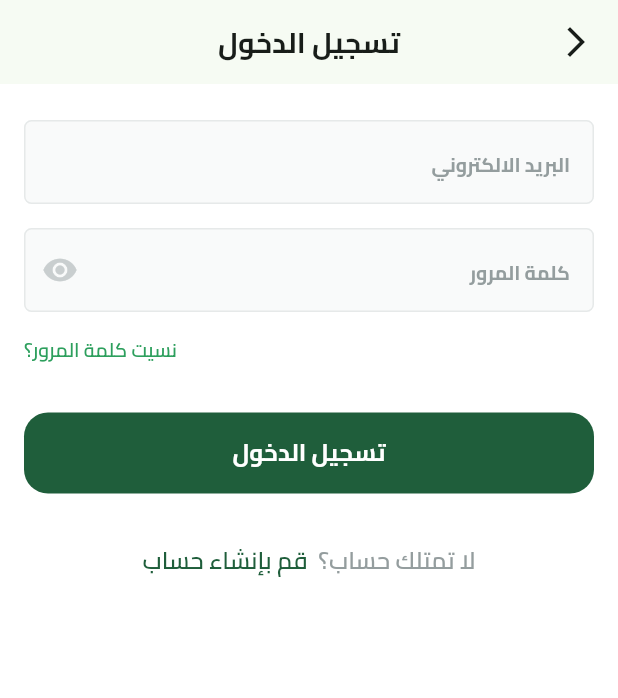
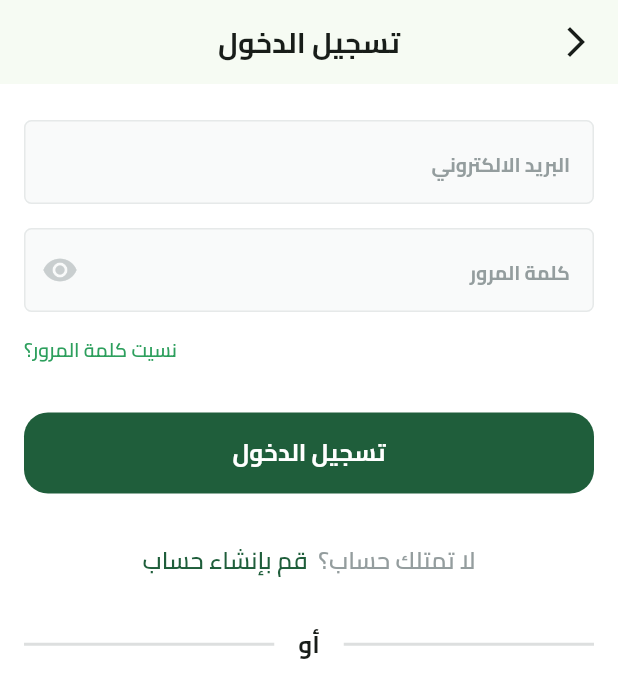
Before and after one commit to beshoyArmia/FruitStoreApp, a Flutter app: the screen it shows after launch, after a tap on "تخط", on a phone screen of 412 x 824 dp. Shown: the top 698 px of the screen. Run offline on Flutter 3.47's test engine with Material 3 defaults, Android fonts, the phone set to English and light mode, and no system bars; our stand-ins replace dots_indicator, shared_preferences; missing offline and left inert: svg_flutter.

Commit message:
Refactor login view body to use custom widgets
Replace inline widgets for "Don't have an account?" and "Or" divider with custom widgets `customDontHaveAccount` and `customOrWidget` respectively. This refactor improves code readability and maintainability by centralizing common UI elements into reusable components.

- Created `Custom_or_divider.dart` for the "Or" divider widget.
- Created `custom_dont_have_account.dart` for the "Don't have an account?" widget.
- Updated `Login_view_body.dart` to use these custom widgets instead of inline implementations.

```diff
--- a/lib/Features/auth/presentation/views/widgets/Login_view_body.dart
+++ b/lib/Features/auth/presentation/views/widgets/Login_view_body.dart
@@ -2,7 +2,9 @@ import 'package:e_commerce/core/constant.dart';
 import 'package:e_commerce/core/utils/app_color.dart';
 import 'package:e_commerce/core/utils/app_textStyle.dart';
 import 'package:e_commerce/core/widgets/Custom_Text_form_field.dart';
+import 'package:e_commerce/core/widgets/Custom_or_divider.dart';
 import 'package:e_commerce/core/widgets/custom_button.dart';
+import 'package:e_commerce/core/widgets/custom_dont_have_account.dart';
 import 'package:flutter/material.dart';
 
 class LoginViewBody extends StatelessWidget {
@@ -55,24 +57,11 @@ class LoginViewBody extends StatelessWidget {
             const SizedBox(
               height: 33,
             ),
-            Row(
-              mainAxisAlignment: MainAxisAlignment.center,
-              children: [
-                Text(
-                  "لا تمتلك حساب؟ ",
-                  style:
-                      textStyle.semibold16.copyWith(color: Color(0xff949D9E)),
-                ),
-                GestureDetector(
-                  onTap: () {},
-                  child: Text(
-                    " قم بإنشاء حساب",
-                    style: textStyle.semibold16
-                        .copyWith(color: AppColor.primaryColor),
-                  ),
-                ),
-              ],
+            customDontHaveAccount(),
+            const SizedBox(
+              height: 33,
             ),
+            customOrWidget()
           ],
         ),
       ),
--- /dev/null
+++ b/lib/core/widgets/Custom_or_divider.dart
@@ -0,0 +1,32 @@
+import 'package:e_commerce/core/utils/app_textStyle.dart';
+import 'package:flutter/material.dart';
+
+Row customOrWidget() {
+  return Row(
+    mainAxisAlignment: MainAxisAlignment.center,
+    children: [
+      const Expanded(
+        child: const Divider(
+          thickness: 2,
+          color: Color(0xffDDDFDF),
+        ),
+      ),
+      const SizedBox(
+        width: 16,
+      ),
+      Text(
+        "أو",
+        style: textStyle.bold16.copyWith(fontSize: 16),
+      ),
+      const SizedBox(
+        width: 16,
+      ),
+      const Expanded(
+        child: Divider(
+          thickness: 2,
+          color: Color(0xffDDDFDF),
+        ),
+      ),
+    ],
+  );
+}
--- /dev/null
+++ b/lib/core/widgets/custom_dont_have_account.dart
@@ -0,0 +1,22 @@
+import 'package:e_commerce/core/utils/app_color.dart';
+import 'package:e_commerce/core/utils/app_textStyle.dart';
+import 'package:flutter/material.dart';
+
+Row customDontHaveAccount() {
+  return Row(
+    mainAxisAlignment: MainAxisAlignment.center,
+    children: [
+      Text(
+        "لا تمتلك حساب؟ ",
+        style: textStyle.semibold16.copyWith(color: const Color(0xff949D9E)),
+      ),
+      GestureDetector(
+        onTap: () {},
+        child: Text(
+          " قم بإنشاء حساب",
+          style: textStyle.semibold16.copyWith(color: AppColor.primaryColor),
+        ),
+      ),
+    ],
+  );
+}
```
